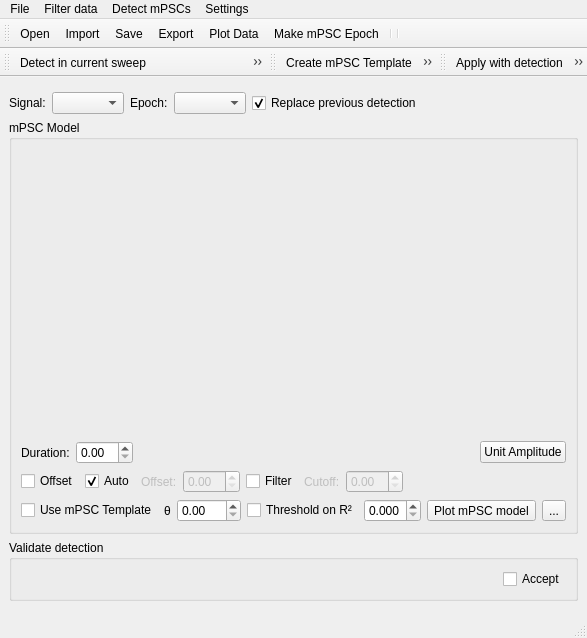
Qt form ephys/mPSCDetectWindow.ui (ctigaret/scipyen) before a commit.
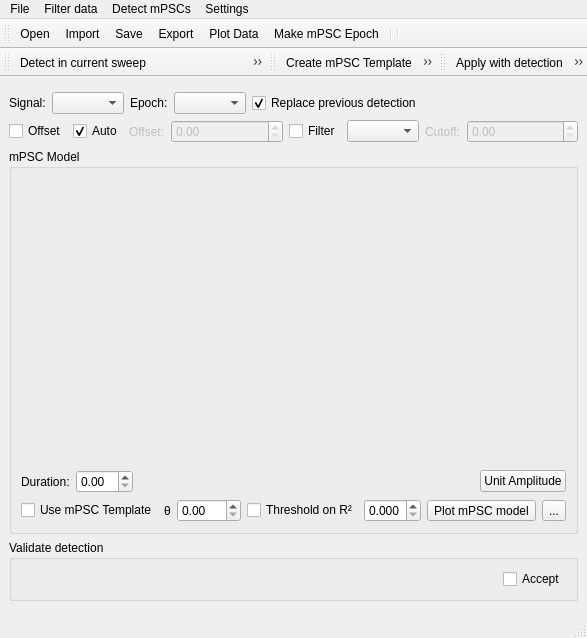
The same form after that commit. Icons and pictures are not drawn. Custom widgets are drawn as their Qt base class.

```diff
--- a/ephys/mPSCDetectWindow.ui
+++ b/ephys/mPSCDetectWindow.ui
@@ -109,6 +109,125 @@
       </item>
      </layout>
     </item>
+    <item>
+     <layout class="QHBoxLayout" name="horizontalLayout_3">
+      <item>
+       <widget class="QCheckBox" name="removeDCCheckBox">
+        <property name="toolTip">
+         <string>Remove signal offset (DC) before detection</string>
+        </property>
+        <property name="statusTip">
+         <string>Remove signal offset (DC) before detection</string>
+        </property>
+        <property name="whatsThis">
+         <string>Remove signal offset (DC) before detection</string>
+        </property>
+        <property name="text">
+         <string>Offset</string>
+        </property>
+       </widget>
+      </item>
+      <item>
+       <widget class="QCheckBox" name="autoOffsetCheckBox">
+        <property name="toolTip">
+         <string>When checked, offset will be adapted from the current signal</string>
+        </property>
+        <property name="statusTip">
+         <string>When checked, offset will be adapted from the current signal</string>
+        </property>
+        <property name="whatsThis">
+         <string>When checked, offset will be adapted from the current signal</string>
+        </property>
+        <property name="text">
+         <string>Auto</string>
+        </property>
+        <property name="checked">
+         <bool>true</bool>
+        </property>
+       </widget>
+      </item>
+      <item>
+       <widget class="QLabel" name="offsetLabel">
+        <property name="enabled">
+         <bool>false</bool>
+        </property>
+        <property name="toolTip">
+         <string>Use custom offset value</string>
+        </property>
+        <property name="statusTip">
+         <string>Use custom offset value</string>
+        </property>
+        <property name="whatsThis">
+         <string>Use custom offset value</string>
+        </property>
+        <property name="text">
+         <string>Offset:</string>
+        </property>
+        <property name="buddy">
+         <cstring>dcValueSpinBox</cstring>
+        </property>
+       </widget>
+      </item>
+      <item>
+       <widget class="QuantitySpinBox" name="dcValueSpinBox">
+        <property name="enabled">
+         <bool>false</bool>
+        </property>
+        <property name="sizePolicy">
+         <sizepolicy hsizetype="MinimumExpanding" vsizetype="Fixed">
+          <horstretch>0</horstretch>
+          <verstretch>0</verstretch>
+         </sizepolicy>
+        </property>
+       </widget>
+      </item>
+      <item>
+       <widget class="QCheckBox" name="noiseFilterCheckBox">
+        <property name="toolTip">
+         <string>De-noise signal before detection</string>
+        </property>
+        <property name="statusTip">
+         <string>De-noise signal before detection</string>
+        </property>
+        <property name="whatsThis">
+         <string>&lt;html&gt;&lt;head/&gt;&lt;body&gt;&lt;p&gt;Before detection, de-noise signal using a low pass digital filter (Hamming window).&lt;/p&gt;&lt;/body&gt;&lt;/html&gt;</string>
+        </property>
+        <property name="text">
+         <string>Filter</string>
+        </property>
+       </widget>
+      </item>
+      <item>
+       <widget class="QComboBox" name="filterTypeComboBox"/>
+      </item>
+      <item>
+       <widget class="QLabel" name="freqCutoffLabel">
+        <property name="enabled">
+         <bool>false</bool>
+        </property>
+        <property name="text">
+         <string>Cutoff:</string>
+        </property>
+        <property name="buddy">
+         <cstring>cutoffFrequencySpinBox</cstring>
+        </property>
+       </widget>
+      </item>
+      <item>
+       <widget class="QuantitySpinBox" name="cutoffFrequencySpinBox">
+        <property name="enabled">
+         <bool>false</bool>
+        </property>
+        <property name="sizePolicy">
+         <sizepolicy hsizetype="MinimumExpanding" vsizetype="Fixed">
+          <horstretch>0</horstretch>
+          <verstretch>0</verstretch>
+         </sizepolicy>
+        </property>
+       </widget>
+      </item>
+     </layout>
+    </item>
     <item>
      <widget class="QGroupBox" name="mPSCmodelGroupBox">
       <property name="toolTip">
@@ -203,123 +322,6 @@
          </item>
         </layout>
        </item>
-       <item>
-        <layout class="QHBoxLayout" name="horizontalLayout_3">
-         <item>
-          <widget class="QCheckBox" name="removeDCCheckBox">
-           <property name="toolTip">
-            <string>Remove signal offset (DC) before detection</string>
-           </property>
-           <property name="statusTip">
-            <string>Remove signal offset (DC) before detection</string>
-           </property>
-           <property name="whatsThis">
-            <string>Remove signal offset (DC) before detection</string>
-           </property>
-           <property name="text">
-            <string>Offset</string>
-           </property>
-          </widget>
-         </item>
-         <item>
-          <widget class="QCheckBox" name="autoOffsetCheckBox">
-           <property name="toolTip">
-            <string>When checked, offset will be adapted from the current signal</string>
-           </property>
-           <property name="statusTip">
-            <string>When checked, offset will be adapted from the current signal</string>
-           </property>
-           <property name="whatsThis">
-            <string>When checked, offset will be adapted from the current signal</string>
-           </property>
-           <property name="text">
-            <string>Auto</string>
-           </property>
-           <property name="checked">
-            <bool>true</bool>
-           </property>
-          </widget>
-         </item>
-         <item>
-          <widget class="QLabel" name="offsetLabel">
-           <property name="enabled">
-            <bool>false</bool>
-           </property>
-           <property name="toolTip">
-            <string>Use custom offset value</string>
-           </property>
-           <property name="statusTip">
-            <string>Use custom offset value</string>
-           </property>
-           <property name="whatsThis">
-            <string>Use custom offset value</string>
-           </property>
-           <property name="text">
-            <string>Offset:</string>
-           </property>
-           <property name="buddy">
-            <cstring>dcValueSpinBox</cstring>
-           </property>
-          </widget>
-         </item>
-         <item>
-          <widget class="QDoubleSpinBox" name="dcValueSpinBox">
-           <property name="enabled">
-            <bool>false</bool>
-           </property>
-          </widget>
-         </item>
-         <item>
-          <widget class="QCheckBox" name="noiseFilterCheckBox">
-           <property name="toolTip">
-            <string>De-noise signal before detection</string>
-           </property>
-           <property name="statusTip">
-            <string>De-noise signal before detection</string>
-           </property>
-           <property name="whatsThis">
-            <string>&lt;html&gt;&lt;head/&gt;&lt;body&gt;&lt;p&gt;Before detection, de-noise signal using a low pass digital filter (Hamming window).&lt;/p&gt;&lt;/body&gt;&lt;/html&gt;</string>
-           </property>
-           <property name="text">
-            <string>Filter</string>
-           </property>
-          </widget>
-         </item>
-         <item>
-          <widget class="QLabel" name="freqCutoffLabel">
-           <property name="enabled">
-            <bool>false</bool>
-           </property>
-           <property name="text">
-            <string>Cutoff:</string>
-           </property>
-           <property name="buddy">
-            <cstring>cutoffFrequencySpinBox</cstring>
-           </property>
-          </widget>
-         </item>
-         <item>
-          <widget class="QDoubleSpinBox" name="cutoffFrequencySpinBox">
-           <property name="enabled">
-            <bool>false</bool>
-           </property>
-          </widget>
-         </item>
-         <item>
-          <spacer name="horizontalSpacer_4">
-           <property name="orientation">
-            <enum>Qt::Horizontal</enum>
-           </property>
-           <property name="sizeHint" stdset="0">
-            <size>
-             <width>40</width>
-             <height>20</height>
-            </size>
-           </property>
-          </spacer>
-         </item>
-        </layout>
-       </item>
        <item>
         <layout class="QHBoxLayout" name="horizontalLayout_2">
          <item>
```
Left out of the diff: 32 changed lines with no effect on the pictures.
